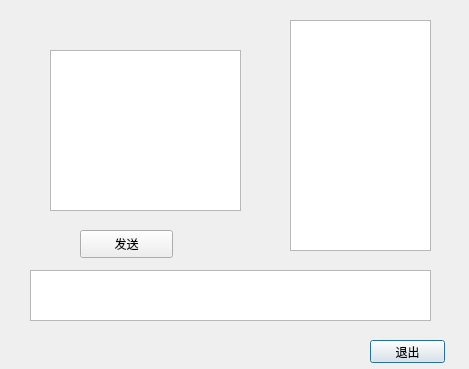
This is chat/clientdialog.ui in L-Jay1999/ChattingRoom as Qt 5 draws it before an edit. The edited form follows.
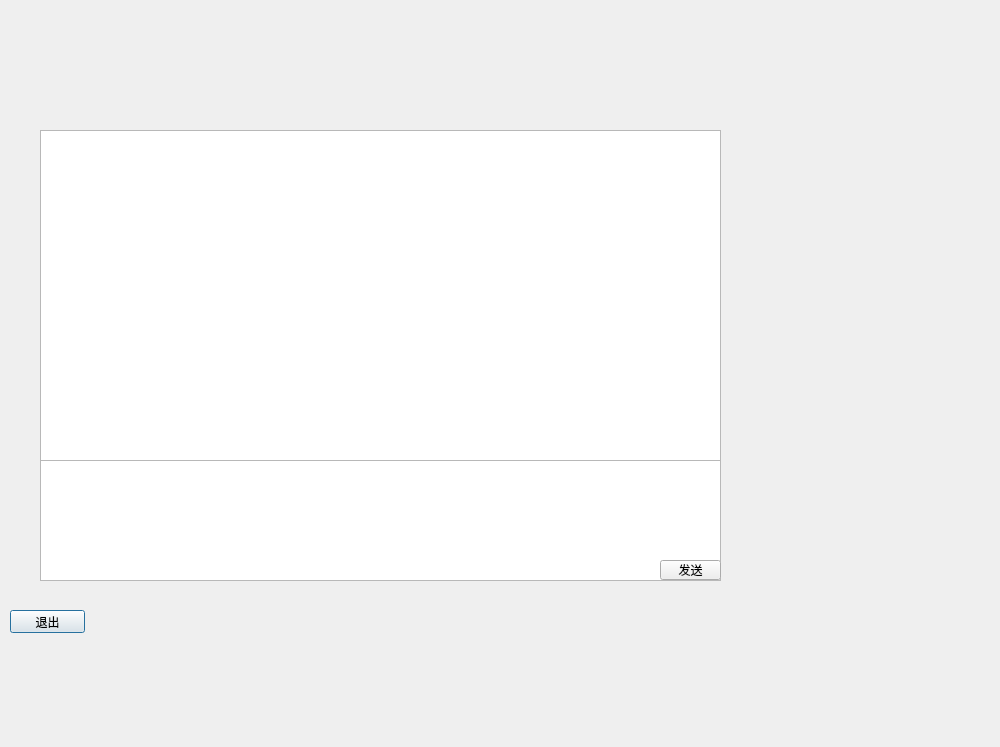
This is the edited form.

```diff
--- a/chat/clientdialog.ui
+++ b/chat/clientdialog.ui
@@ -6,28 +6,18 @@
    <rect>
     <x>0</x>
     <y>0</y>
-    <width>469</width>
-    <height>369</height>
+    <width>1000</width>
+    <height>747</height>
    </rect>
   </property>
   <property name="windowTitle">
    <string>Dialog</string>
   </property>
-  <widget class="QTextEdit" name="textEdit_3">
-   <property name="geometry">
-    <rect>
-     <x>290</x>
-     <y>20</y>
-     <width>141</width>
-     <height>231</height>
-    </rect>
-   </property>
-  </widget>
   <widget class="QPushButton" name="pushButton">
    <property name="geometry">
     <rect>
-     <x>370</x>
-     <y>340</y>
+     <x>10</x>
+     <y>610</y>
      <width>75</width>
      <height>23</height>
     </rect>
@@ -36,39 +26,43 @@
     <string>退出</string>
    </property>
   </widget>
-  <widget class="QPlainTextEdit" name="input">
-   <property name="geometry">
-    <rect>
-     <x>30</x>
-     <y>270</y>
-     <width>401</width>
-     <height>51</height>
-    </rect>
-   </property>
-  </widget>
   <widget class="QPlainTextEdit" name="output">
    <property name="geometry">
     <rect>
-     <x>50</x>
-     <y>50</y>
-     <width>191</width>
-     <height>161</height>
+     <x>40</x>
+     <y>130</y>
+     <width>681</width>
+     <height>331</height>
     </rect>
    </property>
   </widget>
   <widget class="QPushButton" name="send">
    <property name="geometry">
     <rect>
-     <x>80</x>
-     <y>230</y>
-     <width>93</width>
-     <height>28</height>
+     <x>660</x>
+     <y>560</y>
+     <width>61</width>
+     <height>20</height>
     </rect>
    </property>
    <property name="text">
     <string>发送</string>
    </property>
   </widget>
+  <widget class="QTextEdit" name="input">
+   <property name="geometry">
+    <rect>
+     <x>40</x>
+     <y>460</y>
+     <width>681</width>
+     <height>121</height>
+    </rect>
+   </property>
+  </widget>
+  <zorder>input</zorder>
+  <zorder>pushButton</zorder>
+  <zorder>output</zorder>
+  <zorder>send</zorder>
  </widget>
  <resources/>
  <connections/>
```
